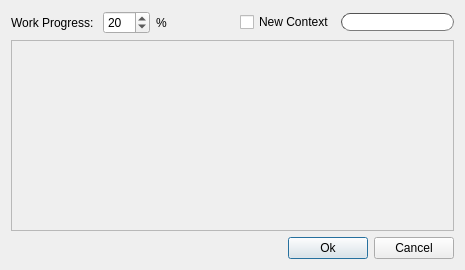
The window that ui/checkinput.ui (iceanimations/checkoutin) describes before a commit, drawn with Qt 5.
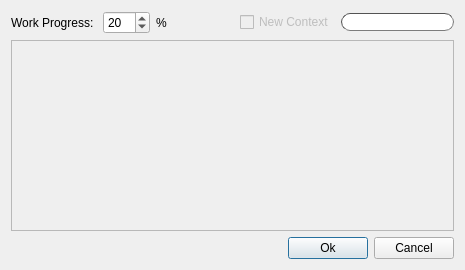
The same window after the commit.

Commit message: scrollBar width and height set to 12 in checkoutin

Diff of the .ui file:
```diff
--- a/ui/checkinput.ui
+++ b/ui/checkinput.ui
@@ -64,6 +64,9 @@
      </item>
      <item>
       <widget class="QCheckBox" name="newContextButton">
+       <property name="enabled">
+        <bool>false</bool>
+       </property>
        <property name="text">
         <string>New Context</string>
        </property>
```
The commit also changes 1 other file.
